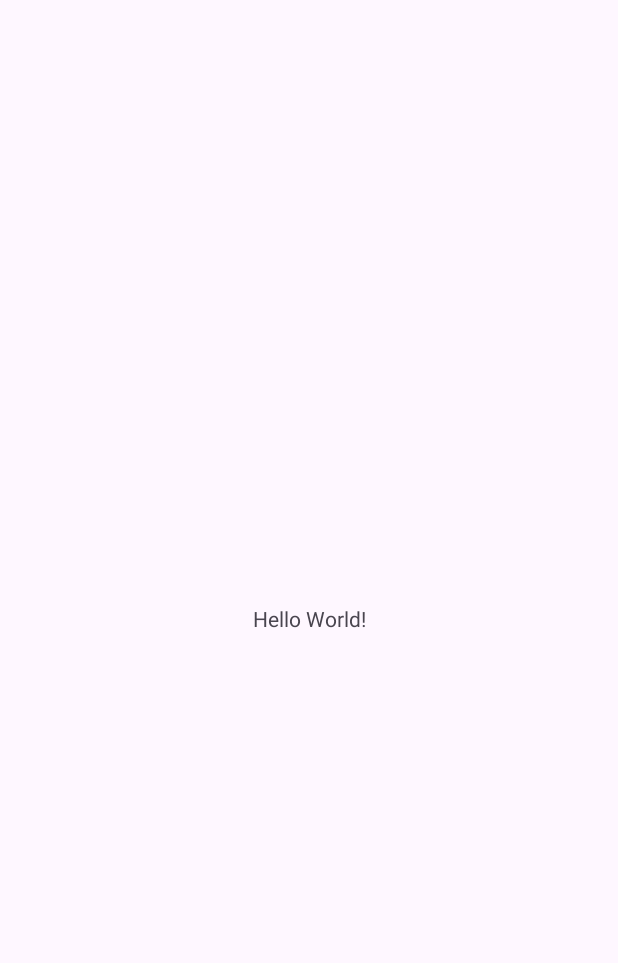
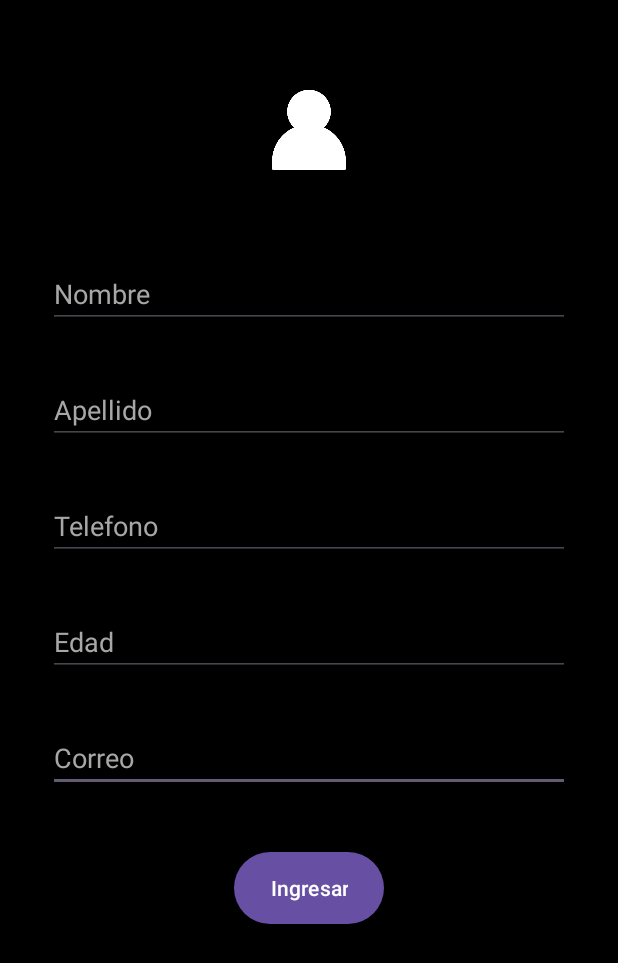
Before and after one commit to keithre19/Formulario, an Android app: the screen it shows after launch (MainActivity), on a phone screen of 412 x 824 dp. Before the commit the part shown is almost empty. Shown: the top 963 px of the screen. Run offline under Robolectric (Android 15) with nearby library versions, the phone set to English and light mode, and no system bars.

Commit message:
design of the form and data submission to the second activity

```diff
--- a/app/src/main/java/com/example/formulario/MainActivity.kt
+++ b/app/src/main/java/com/example/formulario/MainActivity.kt
@@ -1,6 +1,9 @@
 package com.example.formulario
 
+import android.content.Intent
 import android.os.Bundle
+import android.widget.Button
+import android.widget.EditText
 import androidx.activity.enableEdgeToEdge
 import androidx.appcompat.app.AppCompatActivity
 import androidx.core.view.ViewCompat
@@ -16,5 +19,36 @@ class MainActivity : AppCompatActivity() {
             v.setPadding(systemBars.left, systemBars.top, systemBars.right, systemBars.bottom)
             insets
         }
+
+        val nombre = findViewById<EditText>(R.id.txtNombre)
+        val apellido = findViewById<EditText>(R.id.txtApellido)
+        val telefono = findViewById<EditText>(R.id.txtTelefono)
+        val edad = findViewById<EditText>(R.id.txtEdad)
+        val correo = findViewById<EditText>(R.id.txtCorreo)
+
+        val enviarDatos = findViewById<Button>(R.id.btnIngresar)
+        enviarDatos.setOnClickListener{
+            if(nombre.text.toString().isEmpty()){
+                nombre.error = "Debe llenar este campo"
+            } else if(apellido.text.toString().isEmpty()){
+                apellido.error = "Debe llenar este campo"
+            } else if(telefono.text.toString().isEmpty()){
+                telefono.error = "Debe llenar este campo"
+            } else if(edad.text.toString().isEmpty()){
+                edad.error = "Debe llenar este campo"
+            } else if(correo.text.toString().isEmpty()){
+                correo.error = "Debe llenar este campo"
+            } else {
+                val enviarDatosIntent = Intent(this, ReceiveDataForm::class.java).apply{
+                    putExtra("nombre", nombre.text.toString())
+                    putExtra("apellido", apellido.text.toString())
+                    putExtra("telefono", telefono.text.toString())
+                    putExtra("edad", edad.text.toString())
+                    putExtra("correo", correo.text.toString())
+                }
+                startActivity(enviarDatosIntent)
+            }
+        }
+
     }
 }
--- /dev/null
+++ b/app/src/main/res/drawable/buttons.xml
@@ -0,0 +1,5 @@
+<?xml version="1.0" encoding="utf-8"?>
+<shape xmlns:android="http://schemas.android.com/apk/res/android">
+    <corners android:radius="32dp"/>
+    <solid android:color="@color/white"/>
+</shape>
--- a/app/src/main/res/layout/activity_main.xml
+++ b/app/src/main/res/layout/activity_main.xml
@@ -5,15 +5,112 @@
     android:id="@+id/main"
     android:layout_width="match_parent"
     android:layout_height="match_parent"
-    tools:context=".MainActivity">
+    tools:context=".MainActivity"
+    android:background="#000000">
 
-    <TextView
+    <EditText
+        android:id="@+id/txtCorreo"
+        android:layout_width="match_parent"
+        android:layout_height="wrap_content"
+        android:layout_marginStart="32dp"
+        android:layout_marginTop="32dp"
+        android:layout_marginEnd="32dp"
+        android:ems="10"
+        android:hint="Correo"
+        android:textColorHint="#A7A7A7"
+        android:textColor="#FFFFFF"
+        android:inputType="textEmailAddress"
+        app:layout_constraintEnd_toEndOf="parent"
+        app:layout_constraintStart_toStartOf="parent"
+        app:layout_constraintTop_toBottomOf="@+id/txtEdad" />
+
+    <EditText
+        android:id="@+id/txtApellido"
+        android:layout_width="match_parent"
+        android:layout_height="wrap_content"
+        android:layout_marginStart="32dp"
+        android:layout_marginTop="32dp"
+        android:layout_marginEnd="32dp"
+        android:ems="10"
+        android:inputType="text"
+        app:layout_constraintEnd_toEndOf="parent"
+        app:layout_constraintStart_toStartOf="parent"
+        app:layout_constraintTop_toBottomOf="@+id/txtNombre"
+        android:hint="Apellido"
+        android:textColor="#FFFFFF"
+        android:textColorHint="#A7A7A7"/>
+
+    <EditText
+        android:id="@+id/txtNombre"
+        android:layout_width="match_parent"
+        android:layout_height="wrap_content"
+        android:layout_marginStart="32dp"
+        android:layout_marginTop="56dp"
+        android:layout_marginEnd="32dp"
+        android:ems="10"
+        android:inputType="text"
+        app:layout_constraintEnd_toEndOf="parent"
+        app:layout_constraintStart_toStartOf="parent"
+        app:layout_constraintTop_toBottomOf="@+id/imageView"
+        android:hint="Nombre"
+        android:textColor="#FFFFFF"
+        android:textColorHint="#A7A7A7"/>
+
+    <EditText
+        android:id="@+id/txtEdad"
+        android:layout_width="match_parent"
+        android:layout_height="wrap_content"
+        android:layout_marginStart="32dp"
+        android:layout_marginTop="32dp"
+        android:layout_marginEnd="32dp"
+        android:ems="10"
+        android:hint="Edad"
+        android:textColor="#FFFFFF"
+        android:textColorHint="#A7A7A7"
+        android:inputType="number"
+        app:layout_constraintEnd_toEndOf="parent"
+        app:layout_constraintHorizontal_bias="0.497"
+        app:layout_constraintStart_toStartOf="parent"
+        app:layout_constraintTop_toBottomOf="@+id/txtTelefono" />
+
+    <EditText
+        android:id="@+id/txtTelefono"
+        android:layout_width="match_parent"
+        android:layout_height="wrap_content"
+        android:layout_marginStart="32dp"
+        android:layout_marginTop="32dp"
+        android:layout_marginEnd="32dp"
+        android:ems="10"
+        android:inputType="phone"
+        app:layout_constraintEnd_toEndOf="parent"
+        app:layout_constraintStart_toStartOf="parent"
+        app:layout_constraintTop_toBottomOf="@+id/txtApellido"
+        android:hint="Telefono"
+        android:textColor="#FFFFFF"
+        android:textColorHint="#A7A7A7"/>
+
+    <ImageView
+        android:id="@+id/imageView"
+        android:layout_width="77dp"
+        android:layout_height="61dp"
+        android:layout_marginTop="56dp"
+        app:layout_constraintEnd_toEndOf="parent"
+        app:layout_constraintStart_toStartOf="parent"
+        app:layout_constraintTop_toTopOf="parent"
+        app:srcCompat="@drawable/user" />
+
+    <Button
+        android:id="@+id/btnIngresar"
+        android:background="@drawable/buttons"
         android:layout_width="wrap_content"
         android:layout_height="wrap_content"
-        android:text="Hello World!"
-        app:layout_constraintBottom_toBottomOf="parent"
+        android:layout_marginStart="50dp"
+        android:layout_marginTop="40dp"
+        android:layout_marginEnd="50dp"
+        android:text="Ingresar"
+        android:textColorLink="#3F51B5"
         app:layout_constraintEnd_toEndOf="parent"
         app:layout_constraintStart_toStartOf="parent"
-        app:layout_constraintTop_toTopOf="parent" />
+        app:layout_constraintTop_toBottomOf="@+id/txtCorreo" />
 
 </androidx.constraintlayout.widget.ConstraintLayout>
```
Also changed, not shown: app/src/main/res/drawable/user.png (added).
